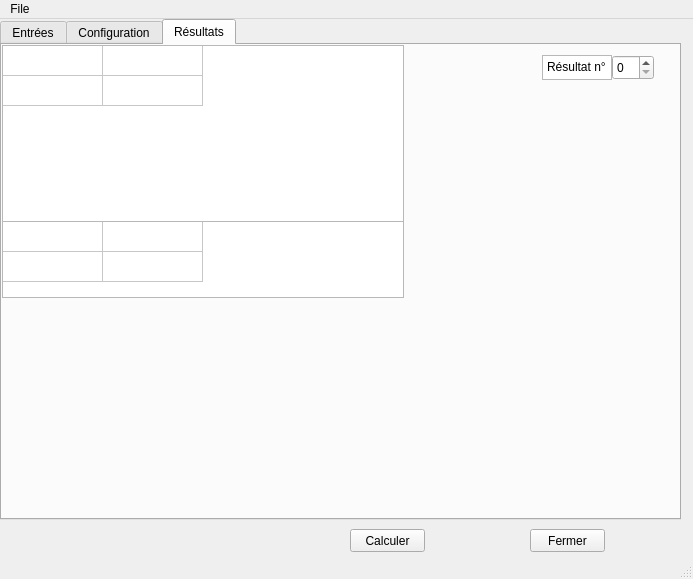
The window that QtUi_test/test.ui (antoineFALance/Assolia_dev) describes before a commit, drawn with Qt 5.
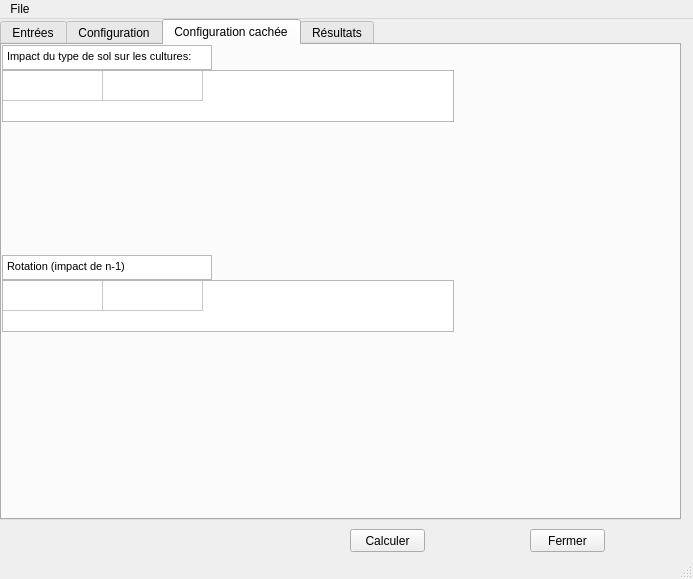
The same window after the commit. The open tabs and pages were chosen to show the change.

What changed in the file:
```diff
--- a/QtUi_test/test.ui
+++ b/QtUi_test/test.ui
@@ -318,6 +318,95 @@
       </property>
      </widget>
     </widget>
+    <widget class="QWidget" name="HiddenConfigTab">
+     <attribute name="title">
+      <string>Configuration cachée</string>
+     </attribute>
+     <widget class="QTableWidget" name="ConfigCultureSolTable">
+      <property name="geometry">
+       <rect>
+        <x>0</x>
+        <y>25</y>
+        <width>452</width>
+        <height>52</height>
+       </rect>
+      </property>
+      <property name="rowCount">
+       <number>1</number>
+      </property>
+      <property name="columnCount">
+       <number>2</number>
+      </property>
+      <attribute name="horizontalHeaderVisible">
+       <bool>false</bool>
+      </attribute>
+      <attribute name="verticalHeaderVisible">
+       <bool>false</bool>
+      </attribute>
+      <row/>
+      <column/>
+      <column/>
+     </widget>
+     <widget class="QTextEdit" name="ConfigCultureSolText">
+      <property name="geometry">
+       <rect>
+        <x>0</x>
+        <y>0</y>
+        <width>210</width>
+        <height>25</height>
+       </rect>
+      </property>
+      <property name="html">
+       <string>&lt;!DOCTYPE HTML PUBLIC &quot;-//W3C//DTD HTML 4.0//EN&quot; &quot;http://www.w3.org/TR/REC-html40/strict.dtd&quot;&gt;
+&lt;html&gt;&lt;head&gt;&lt;meta name=&quot;qrichtext&quot; content=&quot;1&quot; /&gt;&lt;style type=&quot;text/css&quot;&gt;
+p, li { white-space: pre-wrap; }
+&lt;/style&gt;&lt;/head&gt;&lt;body style=&quot; font-family:'MS Shell Dlg 2'; font-size:8.25pt; font-weight:400; font-style:normal;&quot;&gt;
+&lt;p style=&quot; margin-top:0px; margin-bottom:0px; margin-left:0px; margin-right:0px; -qt-block-indent:0; text-indent:0px;&quot;&gt;Impact du type de sol sur les cultures:&lt;/p&gt;&lt;/body&gt;&lt;/html&gt;</string>
+      </property>
+     </widget>
+     <widget class="QTextEdit" name="ConfigRotationCultureN_1Text">
+      <property name="geometry">
+       <rect>
+        <x>0</x>
+        <y>210</y>
+        <width>210</width>
+        <height>25</height>
+       </rect>
+      </property>
+      <property name="html">
+       <string>&lt;!DOCTYPE HTML PUBLIC &quot;-//W3C//DTD HTML 4.0//EN&quot; &quot;http://www.w3.org/TR/REC-html40/strict.dtd&quot;&gt;
+&lt;html&gt;&lt;head&gt;&lt;meta name=&quot;qrichtext&quot; content=&quot;1&quot; /&gt;&lt;style type=&quot;text/css&quot;&gt;
+p, li { white-space: pre-wrap; }
+&lt;/style&gt;&lt;/head&gt;&lt;body style=&quot; font-family:'MS Shell Dlg 2'; font-size:8.25pt; font-weight:400; font-style:normal;&quot;&gt;
+&lt;p style=&quot; margin-top:0px; margin-bottom:0px; margin-left:0px; margin-right:0px; -qt-block-indent:0; text-indent:0px;&quot;&gt;Rotation (impact de n-1)&lt;/p&gt;&lt;/body&gt;&lt;/html&gt;</string>
+      </property>
+     </widget>
+     <widget class="QTableWidget" name="ConfigRotationCultureN_1Table">
+      <property name="geometry">
+       <rect>
+        <x>0</x>
+        <y>235</y>
+        <width>452</width>
+        <height>52</height>
+       </rect>
+      </property>
+      <property name="rowCount">
+       <number>1</number>
+      </property>
+      <property name="columnCount">
+       <number>2</number>
+      </property>
+      <attribute name="horizontalHeaderVisible">
+       <bool>false</bool>
+      </attribute>
+      <attribute name="verticalHeaderVisible">
+       <bool>false</bool>
+      </attribute>
+      <row/>
+      <column/>
+      <column/>
+     </widget>
+    </widget>
     <widget class="QWidget" name="OutputTab">
      <attribute name="title">
       <string>Résultats</string>
@@ -326,7 +415,7 @@
       <property name="geometry">
        <rect>
         <x>0</x>
-        <y>0</y>
+        <y>25</y>
         <width>402</width>
         <height>177</height>
        </rect>
@@ -377,7 +466,7 @@
       <property name="geometry">
        <rect>
         <x>0</x>
-        <y>176</y>
+        <y>210</y>
         <width>402</width>
         <height>77</height>
        </rect>
@@ -424,8 +513,8 @@
      <widget class="QSpinBox" name="IndexBestResultBox">
       <property name="geometry">
        <rect>
-        <x>610</x>
-        <y>10</y>
+        <x>70</x>
+        <y>0</y>
         <width>42</width>
         <height>25</height>
        </rect>
@@ -437,8 +526,8 @@
      <widget class="QPlainTextEdit" name="IndexBestResultText">
       <property name="geometry">
        <rect>
-        <x>540</x>
-        <y>10</y>
+        <x>0</x>
+        <y>0</y>
         <width>70</width>
         <height>25</height>
        </rect>
```
Left out of the diff: 8 changed lines with no effect on the pictures.
